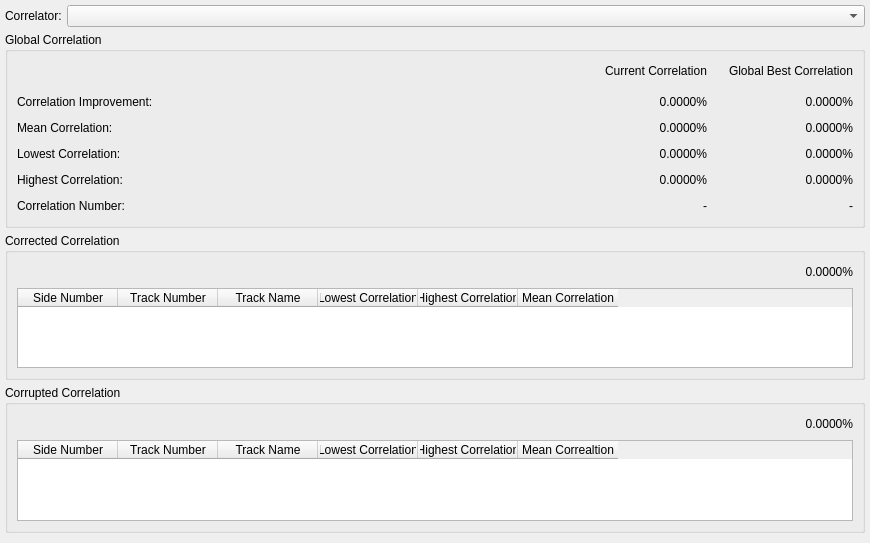
First picture: the form in code/interface/vicomposedwidgets/forms/vicorrelationwidget.ui, repository visore/Visore, before the edit.
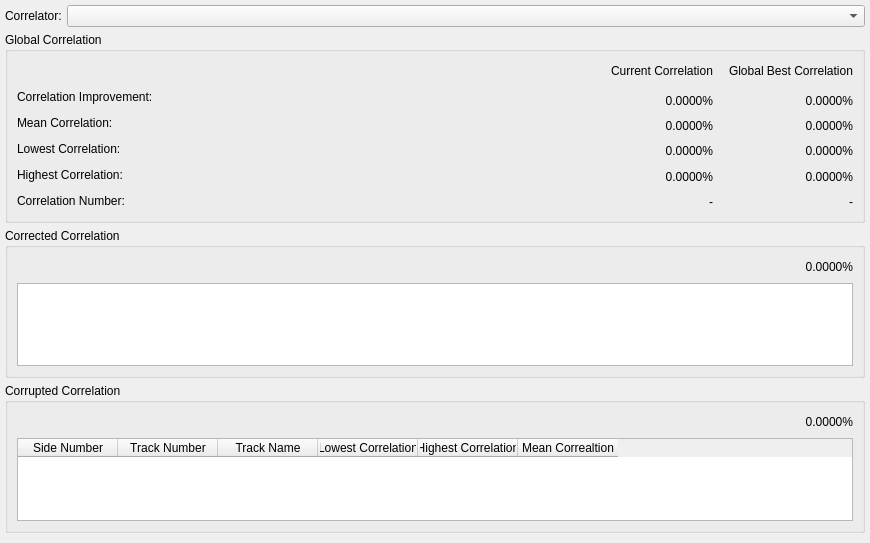
Second picture: the form after the edit. Custom widgets are drawn as their Qt base class.

Commit message: Segfault fixed during cross correlation.

Diff of the .ui file:
```diff
--- a/code/interface/vicomposedwidgets/forms/vicorrelationwidget.ui
+++ b/code/interface/vicomposedwidgets/forms/vicorrelationwidget.ui
@@ -95,7 +95,7 @@
          <bool>true</bool>
         </property>
         <attribute name="horizontalHeaderVisible">
-         <bool>true</bool>
+         <bool>false</bool>
         </attribute>
         <attribute name="horizontalHeaderCascadingSectionResizes">
          <bool>false</bool>
@@ -254,7 +254,98 @@
       <string>Global Correlation</string>
      </property>
      <layout class="QGridLayout" name="gridLayout_4">
-      <item row="5" column="1">
+      <item row="1" column="4" rowspan="6">
+       <widget class="QWidget" name="globalContainer" native="true">
+        <layout class="QGridLayout" name="gridLayout">
+         <property name="leftMargin">
+          <number>0</number>
+         </property>
+         <property name="topMargin">
+          <number>0</number>
+         </property>
+         <property name="rightMargin">
+          <number>0</number>
+         </property>
+         <property name="bottomMargin">
+          <number>0</number>
+         </property>
+         <item row="1" column="1">
+          <spacer name="verticalSpacer_3">
+           <property name="orientation">
+            <enum>Qt::Vertical</enum>
+           </property>
+           <property name="sizeType">
+            <enum>QSizePolicy::Fixed</enum>
+           </property>
+           <property name="sizeHint" stdset="0">
+            <size>
+             <width>20</width>
+             <height>5</height>
+            </size>
+           </property>
+          </spacer>
+         </item>
+         <item row="5" column="1">
+          <widget class="QLabel" name="globalMaximum">
+           <property name="text">
+            <string>0.0000%</string>
+           </property>
+           <property name="alignment">
+            <set>Qt::AlignRight|Qt::AlignTrailing|Qt::AlignVCenter</set>
+           </property>
+          </widget>
+         </item>
+         <item row="2" column="1">
+          <widget class="QLabel" name="globalImprovement">
+           <property name="text">
+            <string>0.0000%</string>
+           </property>
+           <property name="alignment">
+            <set>Qt::AlignRight|Qt::AlignTrailing|Qt::AlignVCenter</set>
+           </property>
+          </widget>
+         </item>
+         <item row="3" column="1">
+          <widget class="QLabel" name="globalMean">
+           <property name="text">
+            <string>0.0000%</string>
+           </property>
+           <property name="alignment">
+            <set>Qt::AlignRight|Qt::AlignTrailing|Qt::AlignVCenter</set>
+           </property>
+          </widget>
+         </item>
+         <item row="4" column="1">
+          <widget class="QLabel" name="globalMinimum">
+           <property name="text">
+            <string>0.0000%</string>
+           </property>
+           <property name="alignment">
+            <set>Qt::AlignRight|Qt::AlignTrailing|Qt::AlignVCenter</set>
+           </property>
+          </widget>
+         </item>
+         <item row="6" column="1">
+          <widget class="QLabel" name="globalId">
+           <property name="text">
+            <string>-</string>
+           </property>
+           <property name="alignment">
+            <set>Qt::AlignRight|Qt::AlignTrailing|Qt::AlignVCenter</set>
+           </property>
+          </widget>
+         </item>
+         <item row="0" column="1">
+          <widget class="QLabel" name="label_3">
+           <property name="text">
+            <string>Global Best Correlation</string>
+           </property>
+          </widget>
+         </item>
+        </layout>
+       </widget>
+      </item>
+      <item row="4" column="1">
        <spacer name="horizontalSpacer_5">
         <property name="orientation">
          <enum>Qt::Horizontal</enum>
@@ -267,38 +358,21 @@
         </property>
        </spacer>
       </item>
-      <item row="5" column="0">
+      <item row="4" column="0">
        <widget class="QLabel" name="label_4">
         <property name="text">
          <string>Lowest Correlation:</string>
         </property>
        </widget>
       </item>
-      <item row="6" column="0">
+      <item row="5" column="0">
        <widget class="QLabel" name="label_5">
         <property name="text">
          <string>Highest Correlation:</string>
         </property>
        </widget>
       </item>
-      <item row="5" column="2">
-       <widget class="QLabel" name="currentMinimum">
-        <property name="text">
-         <string>0.0000%</string>
-        </property>
-        <property name="alignment">
-         <set>Qt::AlignRight|Qt::AlignTrailing|Qt::AlignVCenter</set>
-        </property>
-       </widget>
-      </item>
-      <item row="1" column="4">
-       <widget class="QLabel" name="label_3">
-        <property name="text">
-         <string>Global Best Correlation</string>
-        </property>
-       </widget>
-      </item>
-      <item row="6" column="1">
+      <item row="5" column="1">
        <spacer name="horizontalSpacer_6">
         <property name="orientation">
          <enum>Qt::Horizontal</enum>
@@ -311,97 +385,34 @@
         </property>
        </spacer>
       </item>
-      <item row="4" column="0">
+      <item row="3" column="0">
        <widget class="QLabel" name="label">
         <property name="text">
          <string>Mean Correlation:</string>
         </property>
        </widget>
       </item>
-      <item row="3" column="0">
+      <item row="2" column="0">
        <widget class="QLabel" name="label_6">
         <property name="text">
          <string>Correlation Improvement:</string>
         </property>
        </widget>
       </item>
-      <item row="1" column="2">
-       <widget class="QLabel" name="label_7">
-        <property name="text">
-         <string>Current Correlation</string>
-        </property>
-       </widget>
-      </item>
-      <item row="4" column="2">
-       <widget class="QLabel" name="currentMean">
-        <property name="text">
-         <string>0.0000%</string>
-        </property>
-        <property name="alignment">
-         <set>Qt::AlignRight|Qt::AlignTrailing|Qt::AlignVCenter</set>
-        </property>
-       </widget>
-      </item>
-      <item row="4" column="4">
-       <widget class="QLabel" name="globalMean">
-        <property name="text">
-         <string>0.0000%</string>
-        </property>
-        <property name="alignment">
-         <set>Qt::AlignRight|Qt::AlignTrailing|Qt::AlignVCenter</set>
-        </property>
-       </widget>
-      </item>
-      <item row="4" column="1">
-       <spacer name="horizontalSpacer_4">
-        <property name="orientation">
-         <enum>Qt::Horizontal</enum>
-        </property>
-        <property name="sizeHint" stdset="0">
-         <size>
-          <width>40</width>
-          <height>20</height>
-         </size>
-        </property>
-       </spacer>
-      </item>
-      <item row="5" column="4">
-       <widget class="QLabel" name="globalMinimum">
-        <property name="text">
-         <string>0.0000%</string>
-        </property>
-        <property name="alignment">
-         <set>Qt::AlignRight|Qt::AlignTrailing|Qt::AlignVCenter</set>
-        </property>
-       </widget>
-      </item>
-      <item row="6" column="4">
-       <widget class="QLabel" name="globalMaximum">
-        <property name="text">
-         <string>0.0000%</string>
-        </property>
-        <property name="alignment">
-         <set>Qt::AlignRight|Qt::AlignTrailing|Qt::AlignVCenter</set>
-        </property>
-       </widget>
-      </item>
-      <item row="1" column="3">
-       <spacer name="horizontalSpacer_7">
-        <property name="orientation">
-         <enum>Qt::Horizontal</enum>
-        </property>
-        <property name="sizeType">
-         <enum>QSizePolicy::Fixed</enum>
-        </property>
-        <property name="sizeHint" stdset="0">
-         <size>
-          <width>10</width>
-          <height>20</height>
-         </size>
-        </property>
-       </spacer>
-      </item>
       <item row="3" column="1">
+       <spacer name="horizontalSpacer_4">
+        <property name="orientation">
+         <enum>Qt::Horizontal</enum>
+        </property>
+        <property name="sizeHint" stdset="0">
+         <size>
+          <width>40</width>
+          <height>20</height>
+         </size>
+        </property>
+       </spacer>
+      </item>
+      <item row="2" column="1">
        <spacer name="horizontalSpacer_3">
         <property name="orientation">
          <enum>Qt::Horizontal</enum>
@@ -414,60 +425,14 @@
         </property>
        </spacer>
       </item>
-      <item row="3" column="4">
-       <widget class="QLabel" name="globalImprovement">
-        <property name="text">
-         <string>0.0000%</string>
-        </property>
-        <property name="alignment">
-         <set>Qt::AlignRight|Qt::AlignTrailing|Qt::AlignVCenter</set>
-        </property>
-       </widget>
-      </item>
-      <item row="3" column="2">
-       <widget class="QLabel" name="currentImprovement">
-        <property name="text">
-         <string>0.0000%</string>
-        </property>
-        <property name="alignment">
-         <set>Qt::AlignRight|Qt::AlignTrailing|Qt::AlignVCenter</set>
-        </property>
-       </widget>
-      </item>
-      <item row="6" column="2">
-       <widget class="QLabel" name="currentMaximum">
-        <property name="text">
-         <string>0.0000%</string>
-        </property>
-        <property name="alignment">
-         <set>Qt::AlignRight|Qt::AlignTrailing|Qt::AlignVCenter</set>
-        </property>
-       </widget>
-      </item>
-      <item row="2" column="2" colspan="3">
-       <spacer name="verticalSpacer_2">
-        <property name="orientation">
-         <enum>Qt::Vertical</enum>
-        </property>
-        <property name="sizeType">
-         <enum>QSizePolicy::Fixed</enum>
-        </property>
-        <property name="sizeHint" stdset="0">
-         <size>
-          <width>20</width>
-          <height>5</height>
-         </size>
-        </property>
-       </spacer>
-      </item>
-      <item row="7" column="0">
+      <item row="6" column="0">
        <widget class="QLabel" name="label_8">
         <property name="text">
          <string>Correlation Number:</string>
         </property>
        </widget>
       </item>
-      <item row="7" column="1">
+      <item row="6" column="1">
        <spacer name="horizontalSpacer_8">
         <property name="orientation">
          <enum>Qt::Horizontal</enum>
@@ -480,24 +445,111 @@
         </property>
        </spacer>
       </item>
-      <item row="7" column="2">
-       <widget class="QLabel" name="currentId">
-        <property name="text">
-         <string>-</string>
+      <item row="1" column="3">
+       <spacer name="horizontalSpacer_7">
+        <property name="orientation">
+         <enum>Qt::Horizontal</enum>
         </property>
-        <property name="alignment">
-         <set>Qt::AlignRight|Qt::AlignTrailing|Qt::AlignVCenter</set>
+        <property name="sizeType">
+         <enum>QSizePolicy::Fixed</enum>
         </property>
-       </widget>
+        <property name="sizeHint" stdset="0">
+         <size>
+          <width>10</width>
+          <height>20</height>
+         </size>
+        </property>
+       </spacer>
       </item>
-      <item row="7" column="4">
-       <widget class="QLabel" name="globalId">
-        <property name="text">
-         <string>-</string>
-        </property>
-        <property name="alignment">
-         <set>Qt::AlignRight|Qt::AlignTrailing|Qt::AlignVCenter</set>
-        </property>
+      <item row="1" column="2" rowspan="6">
+       <widget class="QWidget" name="currentContainer" native="true">
+        <layout class="QGridLayout" name="gridLayout_5">
+         <property name="leftMargin">
+          <number>0</number>
+         </property>
+         <property name="topMargin">
+          <number>0</number>
+         </property>
+         <property name="rightMargin">
+          <number>0</number>
+         </property>
+         <property name="bottomMargin">
+          <number>0</number>
+         </property>
+         <item row="0" column="0">
+          <widget class="QLabel" name="label_7">
+           <property name="text">
+            <string>Current Correlation</string>
+           </property>
+          </widget>
+         </item>
+         <item row="1" column="0">
+          <spacer name="verticalSpacer_2">
+           <property name="orientation">
+            <enum>Qt::Vertical</enum>
+           </property>
+           <property name="sizeType">
+            <enum>QSizePolicy::Fixed</enum>
+           </property>
+           <property name="sizeHint" stdset="0">
+            <size>
+             <width>20</width>
+             <height>5</height>
+            </size>
+           </property>
+          </spacer>
+         </item>
+         <item row="2" column="0">
+          <widget class="QLabel" name="currentImprovement">
+           <property name="text">
+            <string>0.0000%</string>
+           </property>
+           <property name="alignment">
+            <set>Qt::AlignRight|Qt::AlignTrailing|Qt::AlignVCenter</set>
+           </property>
+          </widget>
+         </item>
+         <item row="3" column="0">
+          <widget class="QLabel" name="currentMean">
+           <property name="text">
+            <string>0.0000%</string>
+           </property>
+           <property name="alignment">
+            <set>Qt::AlignRight|Qt::AlignTrailing|Qt::AlignVCenter</set>
+           </property>
+          </widget>
+         </item>
+         <item row="4" column="0">
+          <widget class="QLabel" name="currentMinimum">
+           <property name="text">
+            <string>0.0000%</string>
+           </property>
+           <property name="alignment">
+            <set>Qt::AlignRight|Qt::AlignTrailing|Qt::AlignVCenter</set>
+           </property>
+          </widget>
+         </item>
+         <item row="5" column="0">
+          <widget class="QLabel" name="currentMaximum">
+           <property name="text">
+            <string>0.0000%</string>
+           </property>
+           <property name="alignment">
+            <set>Qt::AlignRight|Qt::AlignTrailing|Qt::AlignVCenter</set>
+           </property>
+          </widget>
+         </item>
+         <item row="6" column="0">
+          <widget class="QLabel" name="currentId">
+           <property name="text">
+            <string>-</string>
+           </property>
+           <property name="alignment">
+            <set>Qt::AlignRight|Qt::AlignTrailing|Qt::AlignVCenter</set>
+           </property>
+          </widget>
+         </item>
+        </layout>
        </widget>
       </item>
      </layout>
```
Left out of the diff: 6 changed lines with no effect on the pictures. The commit also changes 24 other files.
